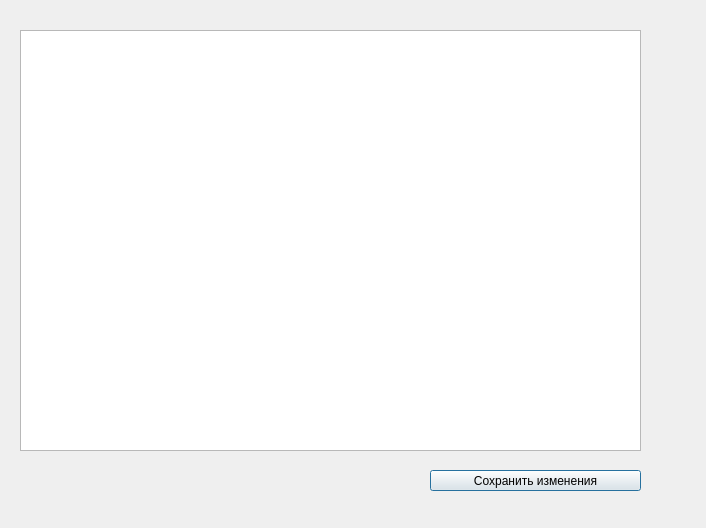
Old version of the form 004_CHMV/QTLearning/CourseWork02Improved/dayeditdialog.ui in the repository leaptop/repos2.
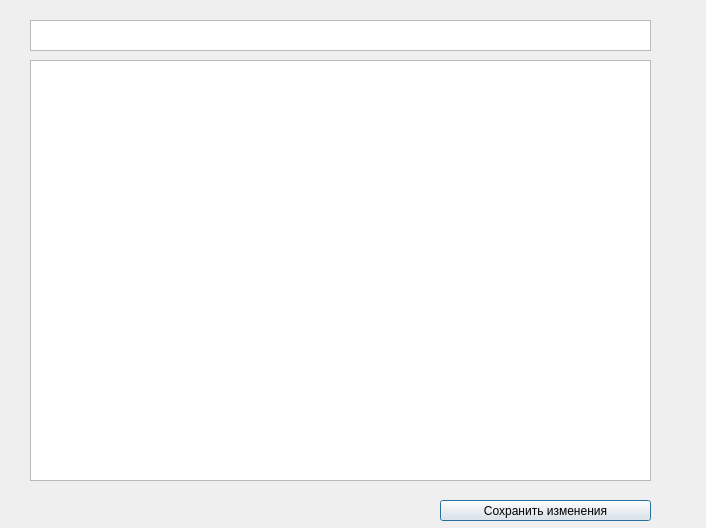
New version of the form.

```diff
--- a/004_CHMV/QTLearning/CourseWork02Improved/dayeditdialog.ui
+++ b/004_CHMV/QTLearning/CourseWork02Improved/dayeditdialog.ui
@@ -16,8 +16,8 @@
   <widget class="QTextEdit" name="textEdit">
    <property name="geometry">
     <rect>
-     <x>20</x>
-     <y>30</y>
+     <x>30</x>
+     <y>60</y>
      <width>621</width>
      <height>421</height>
     </rect>
@@ -26,8 +26,8 @@
   <widget class="QPushButton" name="pushButton">
    <property name="geometry">
     <rect>
-     <x>430</x>
-     <y>470</y>
+     <x>440</x>
+     <y>500</y>
      <width>211</width>
      <height>21</height>
     </rect>
@@ -36,6 +36,16 @@
     <string>Сохранить изменения</string>
    </property>
   </widget>
+  <widget class="QTextEdit" name="textEdit_2">
+   <property name="geometry">
+    <rect>
+     <x>30</x>
+     <y>20</y>
+     <width>621</width>
+     <height>31</height>
+    </rect>
+   </property>
+  </widget>
  </widget>
  <resources/>
  <connections/>
```
